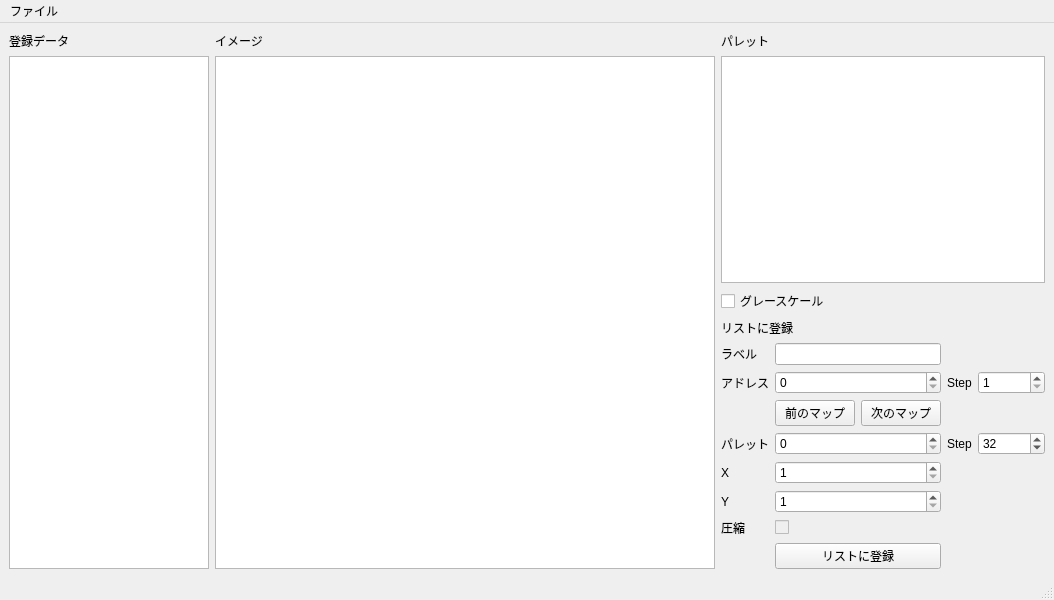
Qt form MapModder/MapModder.ui (idealexe/EXE6_Tools) before a commit.
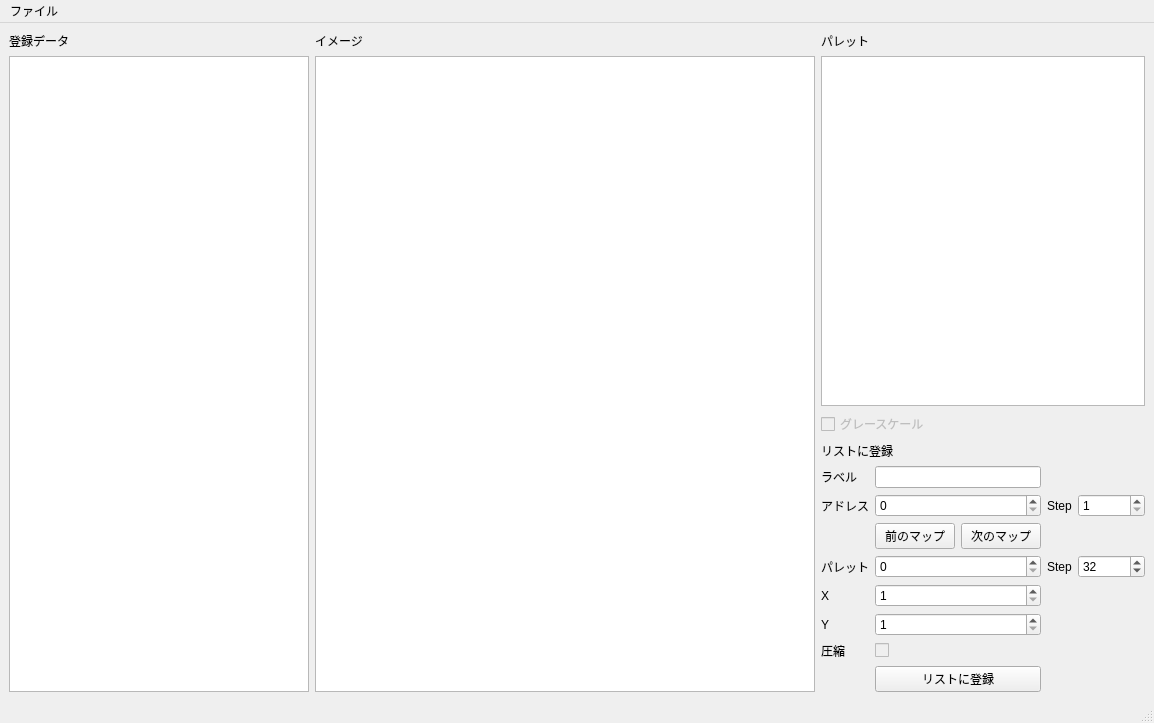
The same form after that commit. Custom widgets are drawn as their Qt base class.

What changed in the file:
```diff
--- a/MapModder/MapModder.ui
+++ b/MapModder/MapModder.ui
@@ -6,8 +6,8 @@
    <rect>
     <x>0</x>
     <y>0</y>
-    <width>938</width>
-    <height>600</height>
+    <width>1133</width>
+    <height>690</height>
    </rect>
   </property>
   <property name="windowTitle">
@@ -46,7 +46,7 @@
        <widget class="QListWidget" name="dataList">
         <property name="minimumSize">
          <size>
-          <width>200</width>
+          <width>300</width>
           <height>0</height>
          </size>
         </property>
@@ -106,13 +106,16 @@
           <property name="minimumSize">
            <size>
             <width>200</width>
-            <height>0</height>
+            <height>350</height>
            </size>
           </property>
          </widget>
         </item>
         <item>
          <widget class="QCheckBox" name="checkBox_2">
+          <property name="enabled">
+           <bool>false</bool>
+          </property>
           <property name="text">
            <string>グレースケール</string>
           </property>
@@ -317,8 +320,8 @@
     <rect>
      <x>0</x>
      <y>0</y>
-     <width>938</width>
-     <height>21</height>
+     <width>1133</width>
+     <height>24</height>
     </rect>
    </property>
    <widget class="QMenu" name="menu">
@@ -330,6 +333,13 @@
   </widget>
   <widget class="QStatusBar" name="statusbar"/>
  </widget>
+ <customwidgets>
+  <customwidget>
+   <class>HexSpinBox</class>
+   <extends>QSpinBox</extends>
+   <header>hexspinbox.h</header>
+  </customwidget>
+ </customwidgets>
  <resources/>
  <connections>
   <connection>
```
Left out of the diff: 100 changed lines with no effect on the pictures.
